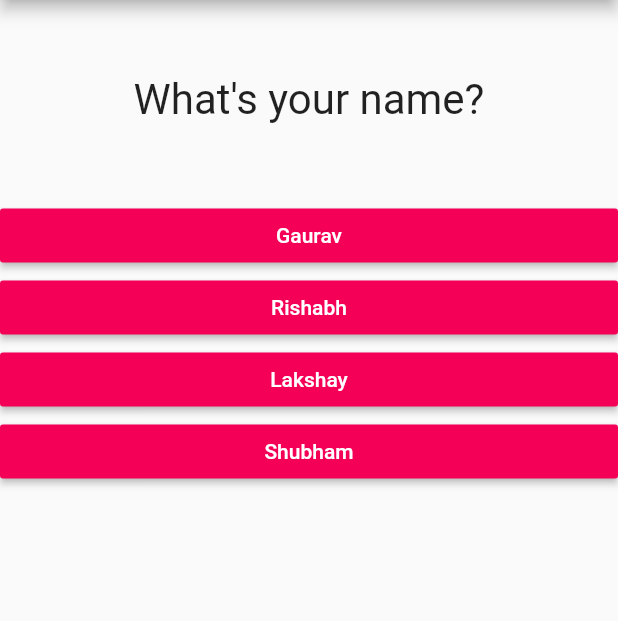
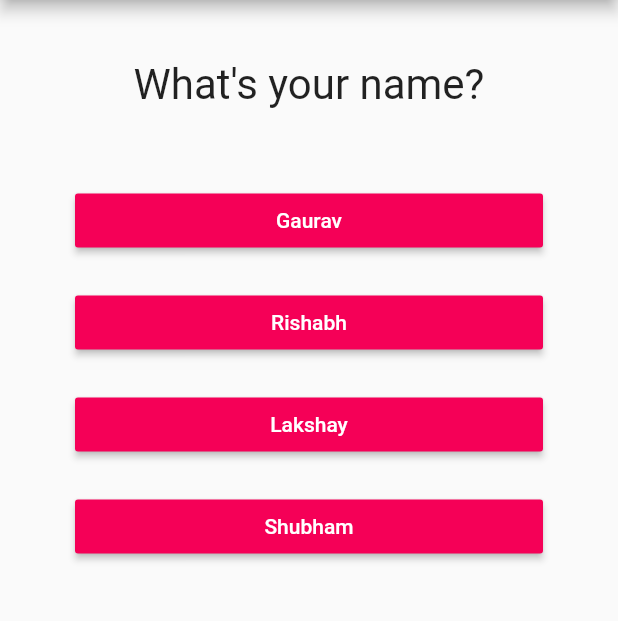
Before and after one commit to gauravxdhingra/FlutterUdemy, a Flutter app: the screen it shows after launch, on a phone screen of 412 x 824 dp, the part 84-705 px from its top. Run offline on Flutter 3.47's test engine with Material 2 defaults, Android fonts, the phone set to English and light mode, and no system bars.

Commit message:
Warpping Up

```diff
--- a/lib/Questions.dart
+++ b/lib/Questions.dart
@@ -8,7 +8,7 @@ class Questions extends StatelessWidget {
   Widget build(BuildContext context) {
     return Container(
       width: double.infinity,
-      margin: EdgeInsets.all(50),
+      margin: EdgeInsets.fromLTRB(25, 40, 25, 40),
       child: Text(
         questionText,
         style: TextStyle(
--- a/lib/answers.dart
+++ b/lib/answers.dart
@@ -9,11 +9,14 @@ class Answers extends StatelessWidget {
   Widget build(BuildContext context) {
     return Container(
       width: double.infinity,
-      child: RaisedButton(
-        color: Colors.pinkAccent[400],
-        textColor: Colors.white,
-        child: Text(answerText),
-        onPressed: selectHandler,
+      child: Padding(
+        padding: const EdgeInsets.fromLTRB(50, 10, 50, 10),
+        child: RaisedButton(
+          color: Colors.pinkAccent[400],
+          textColor: Colors.white,
+          child: Text(answerText),
+          onPressed: selectHandler,
+        ),
       ),
     );
   }
```
